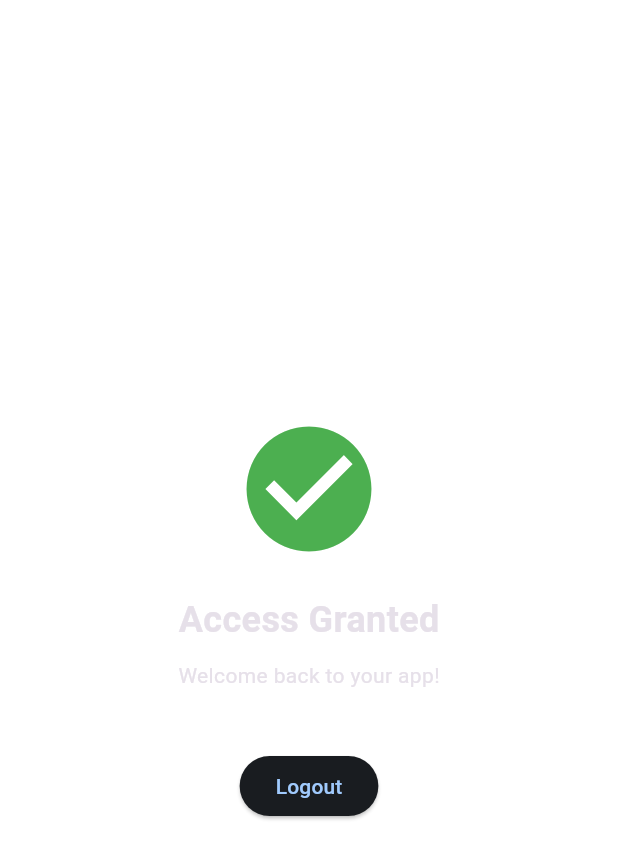
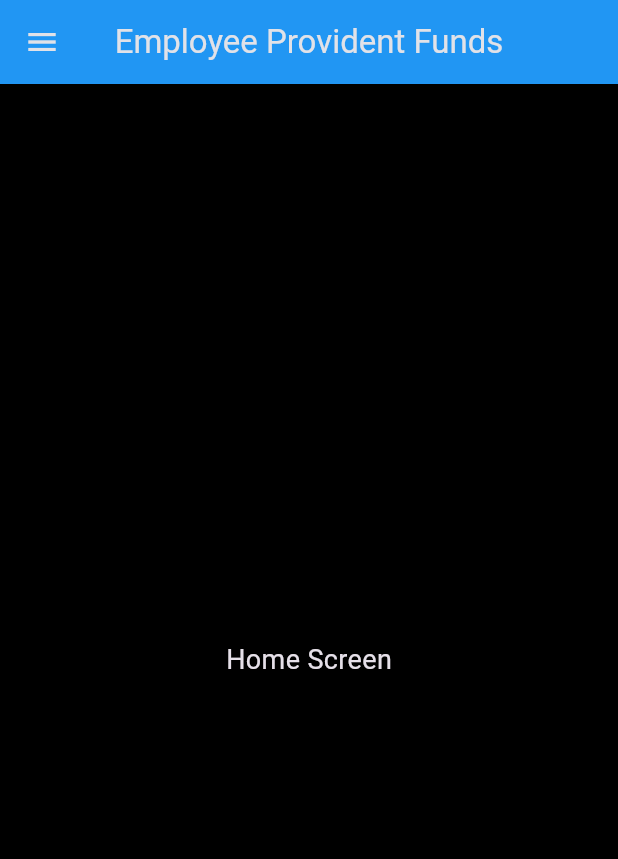
Before and after one commit to Prasanna-Snr/face_recognition, a Flutter app: the HomeScreen screen opened directly, on a phone screen of 412 x 824 dp. Shown: the top 859 px of the screen. Run offline on Flutter 3.47's test engine with Material 3 defaults, Android fonts, the phone set to English and light mode, and no system bars; our stand-ins replace camera, firebase_core; accounts and stored records are empty.

Commit message:
add homescreen

```diff
--- a/lib/main.dart
+++ b/lib/main.dart
@@ -1,4 +1,5 @@
 import 'package:camera/camera.dart';
+import 'package:face/screens/home_screen.dart';
 import 'package:firebase_core/firebase_core.dart';
 import 'package:flutter/material.dart';
 import 'firebase_options.dart';
@@ -15,8 +16,16 @@ void main() async {
   // 2. Initialize Camera
   final List<CameraDescription> cameras = await availableCameras();
 
+
+  // String? fcmToken =
+
   runApp(MyApp(cameras: cameras));
 }
+
+
+
+
+
 
 class MyApp extends StatelessWidget {
   final List<CameraDescription> cameras;
@@ -38,7 +47,7 @@ class MyApp extends StatelessWidget {
         ),
       ),
       // Pass the cameras list down to the Scan Screen
-      home: FaceScanScreen(cameras: cameras),
+      home: HomeScreen(),
     );
   }
 }
--- a/lib/screens/home_screen.dart
+++ b/lib/screens/home_screen.dart
@@ -1,27 +1,91 @@
 import 'package:flutter/material.dart';
+import 'package:camera/camera.dart';
+import 'face_scan_screen.dart';
 
-class HomeScreen extends StatelessWidget {
+class HomeScreen extends StatefulWidget {
   const HomeScreen({super.key});
+
+  @override
+  State<HomeScreen> createState() => _HomeScreenState();
+}
+
+class _HomeScreenState extends State<HomeScreen> {
+
+  Future<void> _openFaceScanScreen() async {
+    try {
+      // Load cameras only when user clicks Face Verify
+      final List<CameraDescription> cameras = await availableCameras();
+
+      if (!mounted) return;
+
+      Navigator.push(
+        context,
+        MaterialPageRoute(
+          builder: (context) => FaceScanScreen(cameras: cameras),
+        ),
+      );
+    } catch (e) {
+      // Camera error handling
+      if (!mounted) return;
+
+      ScaffoldMessenger.of(context).showSnackBar(
+        const SnackBar(content: Text("Camera not available")),
+      );
+    }
+  }
 
   @override
   Widget build(BuildContext context) {
     return Scaffold(
-      backgroundColor: Colors.white,
-      body: Center(
-        child: Column(
-          mainAxisAlignment: MainAxisAlignment.center,
+      appBar: AppBar(
+        backgroundColor: Colors.blue,
+        title: const Text("Employee Provident Funds"),
+        centerTitle: true,
+      ),
+
+      drawer: Drawer(
+        child: ListView(
+          padding: EdgeInsets.zero,
           children: [
-            const Icon(Icons.check_circle, color: Colors.green, size: 100),
-            const SizedBox(height: 20),
-            const Text("Access Granted", style: TextStyle(fontSize: 24, fontWeight: FontWeight.bold)),
-            const SizedBox(height: 10),
-            const Text("Welcome back to your app!"),
-            const SizedBox(height: 40),
-            ElevatedButton(
-              onPressed: () => Navigator.pop(context),
-              child: const Text("Logout"),
+            const DrawerHeader(
+              decoration: BoxDecoration(color: Colors.blue),
+              child: Column(
+                mainAxisAlignment: MainAxisAlignment.center,
+                children: [
+                  CircleAvatar(
+                    radius: 40,
+                    backgroundColor: Colors.white,
+                    child: Icon(Icons.person, size: 40, color: Colors.blue),
+                  ),
+
+                  Text(
+                    "Prasanna Sunuwar",
+                    style: TextStyle(color: Colors.white, fontSize: 18),
+                  ),
+                  Text(
+                    "prasannasunuwar03@gmail.com",
+                    style: TextStyle(color: Colors.white70),
+                  ),
+                ],
+              ),
+            ),
+
+            ListTile(
+              leading: const Icon(Icons.document_scanner_sharp),
+              title: const Text("Face Verify"),
+              onTap: () async {
+                Navigator.pop(context);
+                await _openFaceScanScreen();
+              },
             ),
           ],
+        ),
+      ),
+
+      body: const Center(
+        child: Text(
+          "Home Screen",
+          style: TextStyle(fontSize: 18),
         ),
       ),
     );
--- a/pubspec.yaml
+++ b/pubspec.yaml
@@ -39,6 +39,7 @@ dependencies:
   firebase_core: ^4.3.0
   firebase_auth: ^6.1.3
   cloud_firestore: ^6.1.1
+  firebase_messaging: ^16.1.0
 
 dev_dependencies:
   flutter_test:
```
Also changed, not shown: lib/screens/face_scan_screen.dart (+7 -7 lines), lib/screens/verify.dart (added, +29 -0 lines), lib/firebase_options.dart, pubspec.lock, 1 other file.
